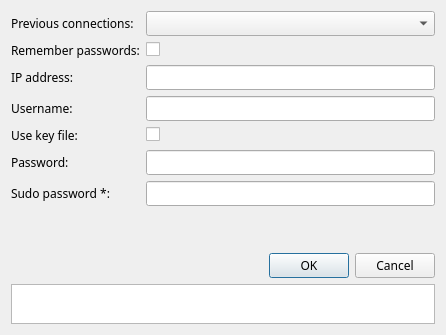
First picture: the form in modules/dialogPassword.ui, repository bcavlin/onering, before the edit.
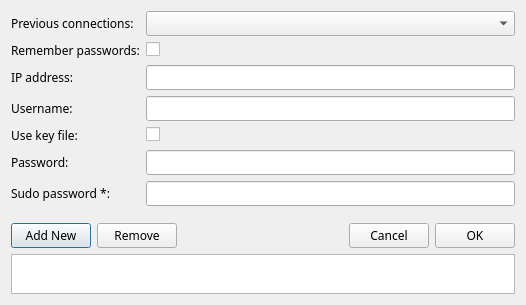
Second picture: the form after the edit.

Commit message: started changing password dialog

What changed in the file:
```diff
--- a/modules/dialogPassword.ui
+++ b/modules/dialogPassword.ui
@@ -9,8 +9,8 @@
    <rect>
     <x>0</x>
     <y>0</y>
-    <width>446</width>
-    <height>335</height>
+    <width>526</width>
+    <height>305</height>
    </rect>
   </property>
   <property name="font">
@@ -120,14 +120,49 @@
       </layout>
      </item>
      <item>
-      <widget class="QDialogButtonBox" name="buttonBox">
-       <property name="enabled">
-        <bool>true</bool>
-       </property>
-       <property name="standardButtons">
-        <set>QDialogButtonBox::Cancel|QDialogButtonBox::Ok</set>
-       </property>
-      </widget>
+      <layout class="QHBoxLayout" name="horizontalLayout">
+       <item>
+        <widget class="QPushButton" name="pushButton_addNew">
+         <property name="text">
+          <string>Add New</string>
+         </property>
+        </widget>
+       </item>
+       <item>
+        <widget class="QPushButton" name="pushButton_remove">
+         <property name="text">
+          <string>Remove</string>
+         </property>
+        </widget>
+       </item>
+       <item>
+        <spacer name="horizontalSpacer">
+         <property name="orientation">
+          <enum>Qt::Horizontal</enum>
+         </property>
+         <property name="sizeHint" stdset="0">
+          <size>
+           <width>40</width>
+           <height>20</height>
+          </size>
+         </property>
+        </spacer>
+       </item>
+       <item>
+        <widget class="QPushButton" name="pushButton_cancel">
+         <property name="text">
+          <string>Cancel</string>
+         </property>
+        </widget>
+       </item>
+       <item>
+        <widget class="QPushButton" name="pushButton_ok">
+         <property name="text">
+          <string>OK</string>
+         </property>
+        </widget>
+       </item>
+      </layout>
      </item>
      <item>
       <widget class="QListWidget" name="listWidget_messages">
```
Left out of the diff: 1 changed line with no effect on the pictures. The commit also changes 4 other files.
